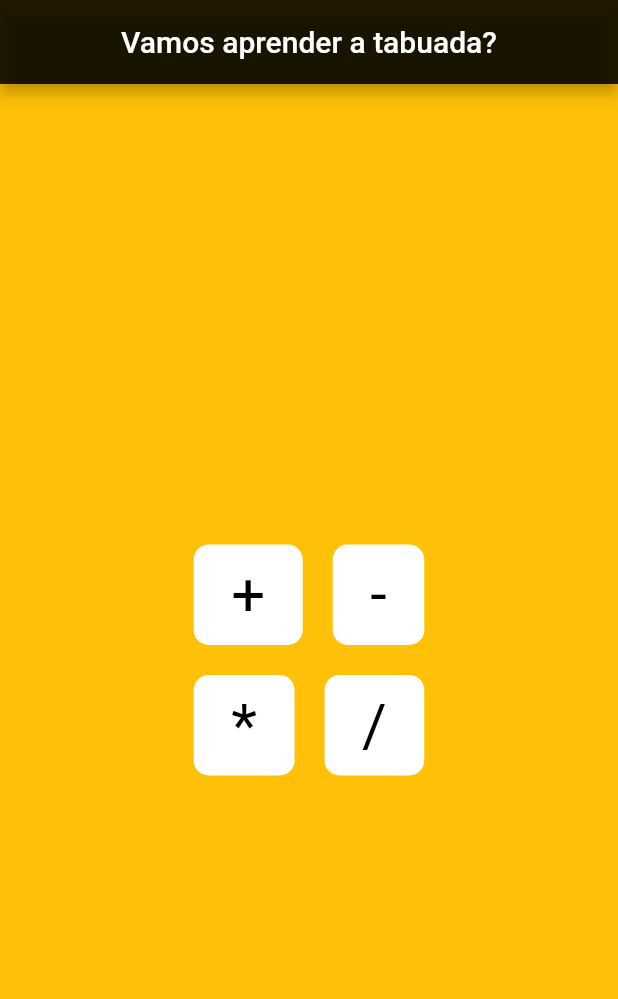
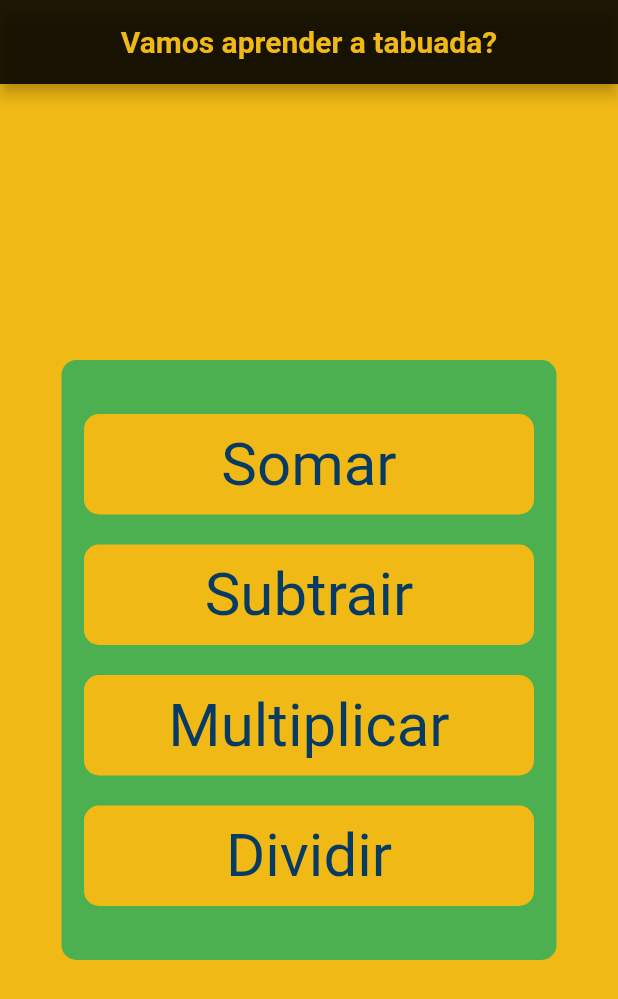
Before and after one commit to Jo-Analyst/multiplication_table_app, a Flutter app: the screen it shows after launch, on a phone screen of 412 x 824 dp. Shown: the top 999 px of the screen. Run offline on Flutter 3.47's test engine with Material 2 defaults, Android fonts, the phone set to English and light mode, and no system bars.

Commit message:
alterando o design

```diff
--- a/lib/main.dart
+++ b/lib/main.dart
@@ -22,9 +22,10 @@ class _MyAppState extends State<MyApp> {
     return InkWell(
       onTap: onTap,
       child: Container(
+        width: 300,
         decoration: BoxDecoration(
           borderRadius: BorderRadius.circular(10),
-          color: Colors.white,
+          color: const Color.fromARGB(255, 240, 185, 21),
         ),
         padding: const EdgeInsets.only(
           top: 10,
@@ -35,9 +36,10 @@ class _MyAppState extends State<MyApp> {
         // color: Colors.white,
         child: Text(
           operator,
+          textAlign: TextAlign.center,
           style: const TextStyle(
             // backgroundColor: Colors.white,
-            color: Colors.black,
+            color: Color.fromARGB(255, 8, 59, 100),
             fontSize: 40,
           ),
         ),
@@ -48,20 +50,27 @@ class _MyAppState extends State<MyApp> {
   @override
   Widget build(BuildContext context) {
     return MaterialApp(
+      debugShowCheckedModeBanner: false,
       theme: ThemeData(
         fontFamily: 'Roboto',
-        canvasColor: Colors.amber,
+        canvasColor: const Color.fromARGB(255, 240, 185, 21),
         appBarTheme: const AppBarTheme(backgroundColor: Colors.black87),
         textTheme: ThemeData.light().textTheme.copyWith(
-              headline1: const TextStyle(
+              headline6: const TextStyle(
                 fontFamily: "Teko",
                 fontSize: 20,
+              ),
+              headline1: const TextStyle(
+                fontFamily: 'Roboto',
+                fontSize: 20,
+                fontWeight: FontWeight.w700,
+                color: Color.fromARGB(255, 240, 185, 21)
               ),
             ),
         colorScheme: ColorScheme.fromSwatch(
           primaryColorDark: Colors.black,
         ).copyWith(
-          secondary: Colors.amber,
+          secondary: const Color.fromARGB(255, 240, 185, 21),
         ),
       ),
       home: Builder(
@@ -69,45 +78,48 @@ class _MyAppState extends State<MyApp> {
           return Scaffold(
             appBar: AppBar(
               centerTitle: true,
-              title: const Text(
+              title: Text(
                 "Vamos aprender a tabuada?",
-                style: TextStyle(fontSize: 20),
+                style: Theme.of(context).textTheme.headline1,
               ),
             ),
             body: Center(
+              child: Container(
+                padding: const EdgeInsets.all(10),
+                decoration: BoxDecoration(
+                  borderRadius: BorderRadius.circular(10),
+                  color: Colors.green,
+                ),
+                width: 330,
+                height: 400,
                 child: Column(
                   mainAxisAlignment: MainAxisAlignment.center,
                   children: [
-                  Row(
-                    mainAxisAlignment: MainAxisAlignment.center,
-                    children: [
                     _createButtonsOperator(
-                          "+",
+                      "Somar",
                       () => Navigator.of(context)
-                              .pushNamed(AppRoute.appSumScreen)),
-                      const SizedBox(width: 20),
+                          .pushNamed(AppRoute.appSumScreen),
+                    ),
+                    const SizedBox(height: 20),
                     _createButtonsOperator(
-                          "-",
+                      "Subtrair",
                       () => Navigator.of(context)
-                              .pushNamed(AppRoute.appSubtractScreen))
+                          .pushNamed(AppRoute.appSubtractScreen),
+                    ),
+                    const SizedBox(height: 20),
+                    _createButtonsOperator(
+                      "Multiplicar",
+                      () => Navigator.of(context)
+                          .pushNamed(AppRoute.appMultiplicationScreen),
+                    ),
+                    const SizedBox(height: 20),
+                    _createButtonsOperator(
+                      "Dividir",
+                      () => Navigator.of(context)
+                          .pushNamed(AppRoute.appDivisionScreen),
+                    ),
                   ],
                 ),
-                  const SizedBox(height: 20),
-                  Row(
-                    mainAxisAlignment: MainAxisAlignment.center,
-                    children: [
-                      _createButtonsOperator(
-                          "*",
-                          () => Navigator.of(context)
-                              .pushNamed(AppRoute.appMultiplicationScreen)),
-                      const SizedBox(width: 20),
-                      _createButtonsOperator(
-                          "/",
-                          () => Navigator.of(context)
-                              .pushNamed(AppRoute.appDivisionScreen)),
-                    ],
-                  ),
-                ],
               ),
             ),
           );
```
Lines whose indentation alone changed are shown as unchanged.
